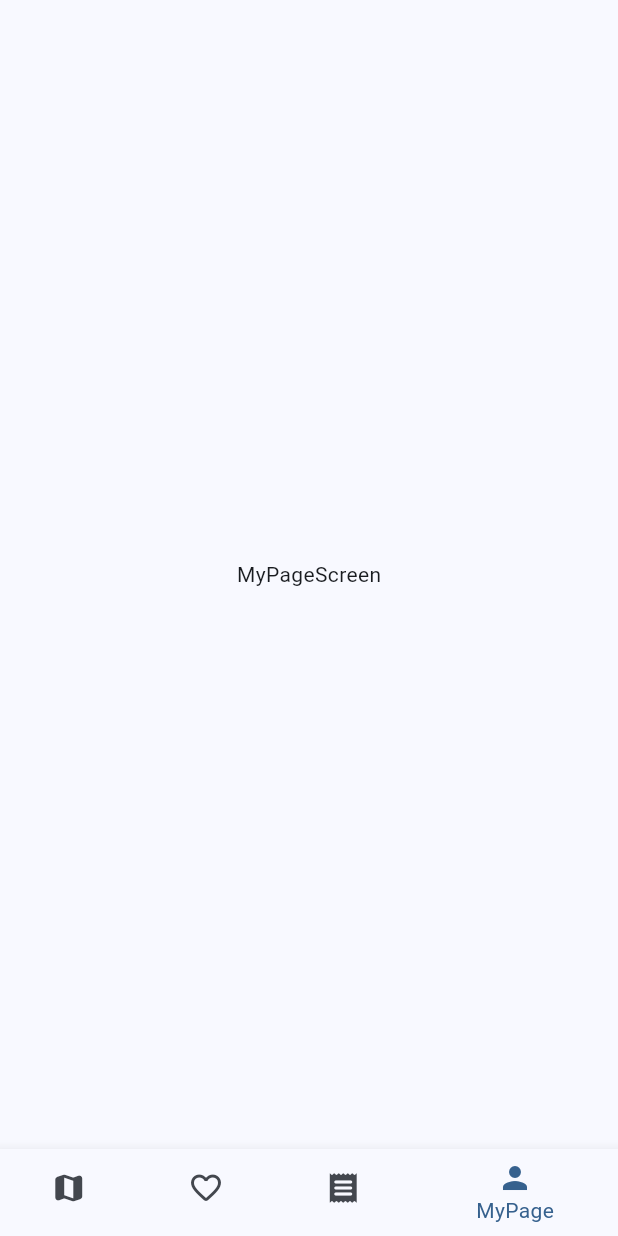
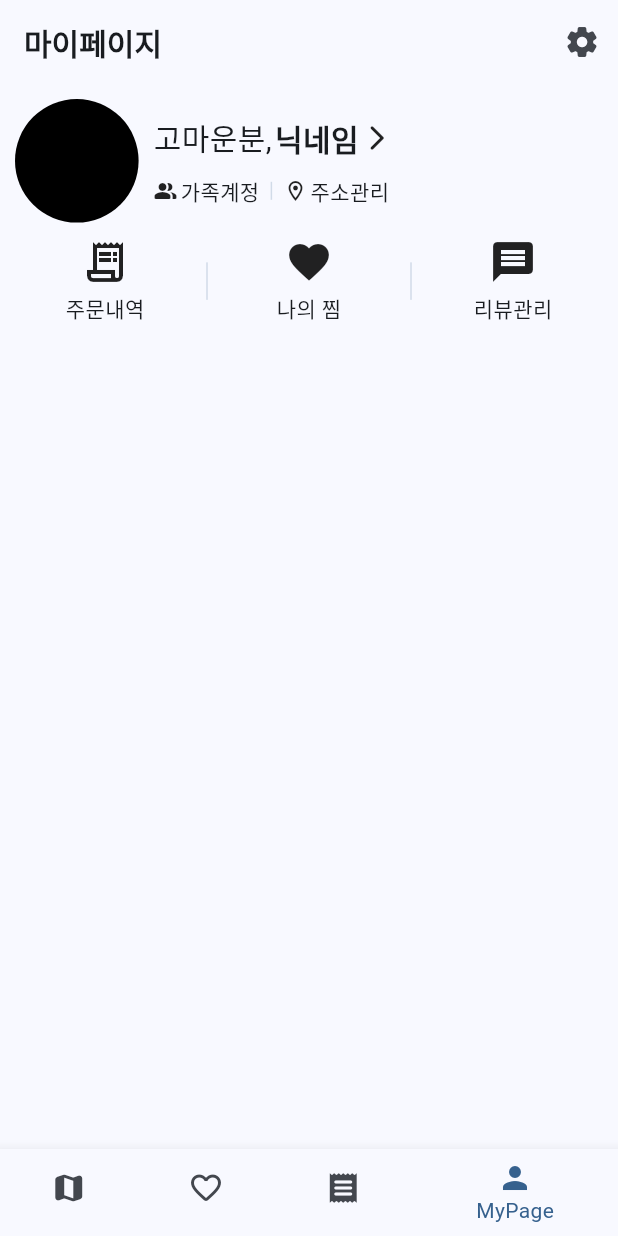
Before and after one commit to justddan/Angel_Eats_Test, a Flutter app: the screen it shows after launch, item 4 of the bottom bar chosen, on a phone screen of 412 x 824 dp. Run offline on Flutter 3.47's test engine with Material 3 defaults, Android fonts, the phone set to English and light mode, and no system bars; our stand-ins replace geolocator, go_router; missing offline and left inert: flutter_naver_map.

Commit message:
마이페이지 퍼블리시

```diff
--- a/lib/features/user/views/mypage_screen.dart
+++ b/lib/features/user/views/mypage_screen.dart
@@ -1,3 +1,4 @@
+import 'package:angel_eats_test/constants/gaps.dart';
 import 'package:flutter/material.dart';
 
 class MyPageScreen extends StatelessWidget {
@@ -5,10 +6,168 @@ class MyPageScreen extends StatelessWidget {
 
   @override
   Widget build(BuildContext context) {
-    return const Scaffold(
-      body: Center(
-        child: Text("MyPageScreen"),
-      ),
-    );
+    final colorScheme = Theme.of(context).colorScheme;
+
+    return Scaffold(
+        appBar: AppBar(
+          title: const Text(
+            "마이페이지",
+            style: TextStyle(
+              fontSize: 20,
+              fontWeight: FontWeight.bold,
+            ),
+          ),
+          actions: [
+            IconButton(
+              onPressed: () {},
+              icon: const Icon(
+                Icons.settings_rounded,
+              ),
+            ),
+          ],
+        ),
+        body: Padding(
+          padding: const EdgeInsets.all(10.0),
+          child: Column(
+            children: [
+              Row(
+                children: [
+                  SizedBox(
+                    width: MediaQuery.of(context).size.width * 0.2,
+                    child: AspectRatio(
+                      aspectRatio: 1,
+                      child: Container(
+                        decoration: BoxDecoration(
+                          color: Colors.black,
+                          borderRadius: BorderRadius.circular(100),
+                        ),
+                      ),
+                    ),
+                  ),
+                  Gaps.h10,
+                  Expanded(
+                    child: Column(
+                      crossAxisAlignment: CrossAxisAlignment.start,
+                      children: [
+                        const Row(
+                          crossAxisAlignment: CrossAxisAlignment.center,
+                          children: [
+                            Text(
+                              "고마운분,",
+                              style: TextStyle(
+                                fontSize: 20,
+                              ),
+                            ),
+                            Gaps.h2,
+                            Text(
+                              "닉네임",
+                              style: TextStyle(
+                                fontSize: 20,
+                                fontWeight: FontWeight.bold,
+                              ),
+                            ),
+                            Gaps.h2,
+                            Icon(
+                              Icons.arrow_forward_ios_rounded,
+                              size: 20,
+                            ),
+                          ],
+                        ),
+                        Gaps.v10,
+                        IntrinsicHeight(
+                          child: Row(
+                            children: [
+                              const Icon(
+                                Icons.people_alt_rounded,
+                                size: 16,
+                              ),
+                              Gaps.h2,
+                              const Text("가족계정"),
+                              SizedBox(
+                                height: 12,
+                                child: VerticalDivider(
+                                  color: colorScheme.primary.withOpacity(.2),
+                                ),
+                              ),
+                              const Icon(
+                                Icons.location_on_outlined,
+                                size: 16,
+                              ),
+                              Gaps.h2,
+                              const Text("주소관리"),
+                            ],
+                          ),
+                        )
+                      ],
+                    ),
+                  ),
+                ],
+              ),
+              Gaps.v10,
+              IntrinsicHeight(
+                child: Row(
+                  children: [
+                    const Expanded(
+                      child: Column(
+                        children: [
+                          Icon(
+                            Icons.receipt_long_outlined,
+                            size: 32,
+                          ),
+                          Gaps.v5,
+                          Text(
+                            "주문내역",
+                          ),
+                        ],
+                      ),
+                    ),
+                    SizedBox(
+                      height: 25,
+                      child: VerticalDivider(
+                        color: colorScheme.primary.withOpacity(.2),
+                      ),
+                    ),
+                    const Expanded(
+                      child: Column(
+                        children: [
+                          Icon(
+                            Icons.favorite,
+                            size: 32,
+                          ),
+                          Gaps.v5,
+                          Text(
+                            "나의 찜",
+                          ),
+                        ],
+                      ),
+                    ),
+                    SizedBox(
+                      height: 25,
+                      child: VerticalDivider(
+                        color: colorScheme.primary.withOpacity(
+                          .2,
+                        ),
+                      ),
+                    ),
+                    const Expanded(
+                      child: Column(
+                        children: [
+                          Icon(
+                            Icons.message,
+                            size: 32,
+                          ),
+                          Gaps.v5,
+                          Text(
+                            "리뷰관리",
+                          ),
+                        ],
+                      ),
+                    ),
+                  ],
+                ),
+              )
+            ],
+          ),
+        ));
   }
 }
```
